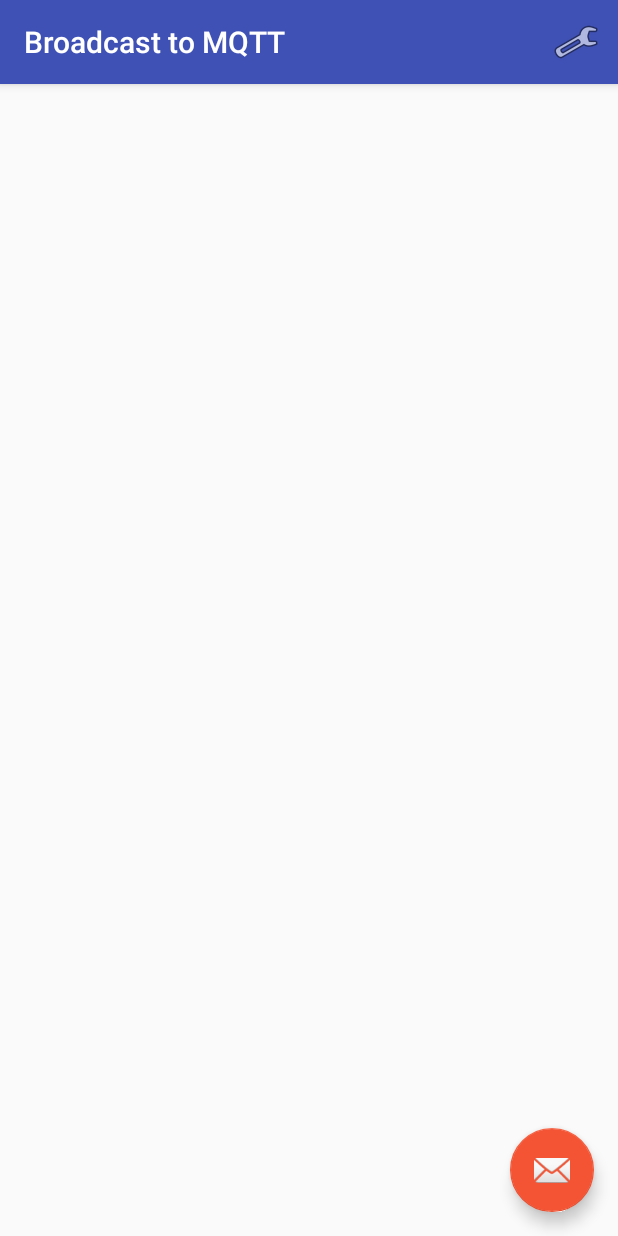
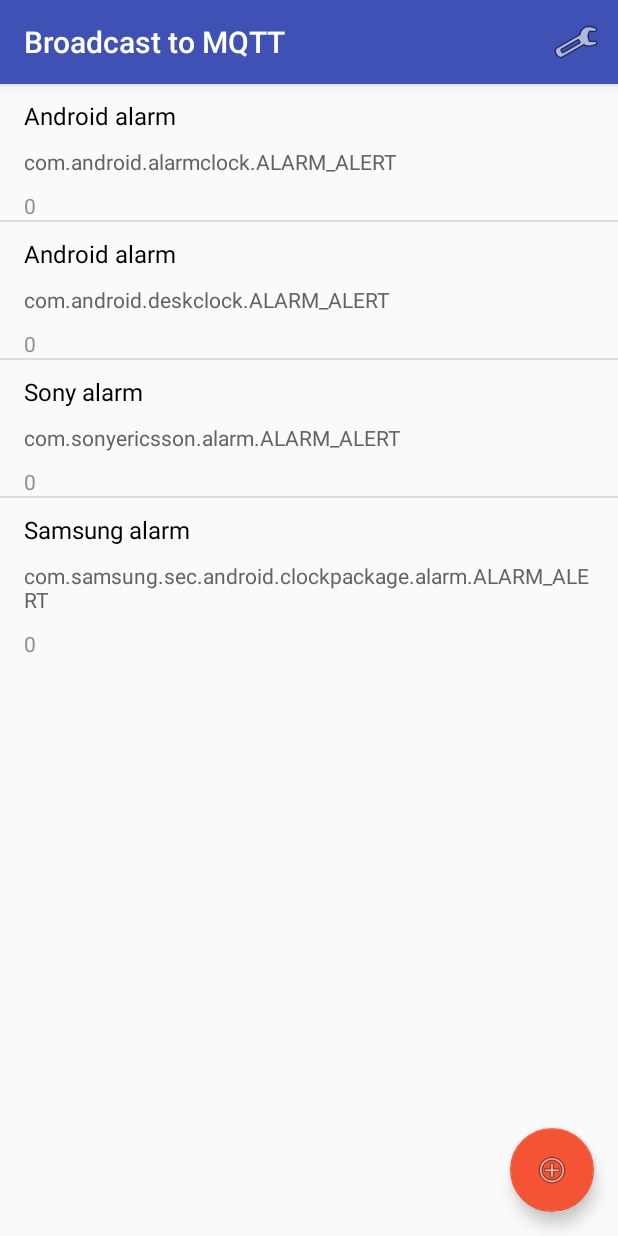
Before and after one commit to pixento/broadcast-to-mqtt, an Android app: the screen it shows after launch (MainActivity), on a phone screen of 412 x 824 dp. Run offline under Robolectric (Android 15) with nearby library versions, the phone set to English and light mode, and no system bars; libraries missing offline, so code that uses them is left out: org.eclipse.paho; 9 statements that could not run were skipped.

Commit message:
Broadcastitems are saved to prefs, added BroadcastItem classes and ListView adapter, queue now uses JSONobjects.

```diff
--- a/app/build.gradle
+++ b/app/build.gradle
@@ -35,5 +35,6 @@ dependencies {
     compile 'com.android.support:design:25.3.1'
     compile 'org.eclipse.paho:org.eclipse.paho.client.mqttv3:1.1.0'
     compile 'org.eclipse.paho:org.eclipse.paho.android.service:1.1.1'
+    compile 'com.google.code.gson:gson:2.8.1'
     testCompile 'junit:junit:4.12'
 }
--- /dev/null
+++ b/app/src/main/java/pixento/nl/broadcasttomqtt/BroadcastItem.java
@@ -0,0 +1,19 @@
+package pixento.nl.broadcasttomqtt;
+
+import java.util.Date;
+
+/**
+ * Created by corniel on 30-8-2017.
+ */
+
+public class BroadcastItem {
+    public String action;
+    public String alias;
+    public Date last_executed;
+    public int count_executed;
+
+    BroadcastItem(String action, String alias) {
+        this.action = action;
+        this.alias = alias;
+    }
+}
--- /dev/null
+++ b/app/src/main/java/pixento/nl/broadcasttomqtt/BroadcastItemAdapter.java
@@ -0,0 +1,85 @@
+package pixento.nl.broadcasttomqtt;
+
+import android.content.Context;
+import android.view.LayoutInflater;
+import android.view.View;
+import android.view.ViewGroup;
+import android.widget.BaseAdapter;
+import android.widget.TextView;
+
+/**
+ * Created by corniel on 30-8-2017.
+ */
+
+public class BroadcastItemAdapter extends BaseAdapter {
+    private final Context context;
+    private final BroadcastItemList items;
+
+    BroadcastItemAdapter(Context context, BroadcastItemList items) {
+        this.context = context;
+        this.items = items;
+    }
+
+    @Override
+    public int getCount() {
+        return this.items.size();
+    }
+
+    @Override
+    public Object getItem(int i) {
+        return items.get(i);
+    }
+
+    @Override
+    public long getItemId(int i) {
+        return i;
+    }
+
+    @Override
+    public View getView(int i, View convertView, ViewGroup parent) {
+        BroadcastItem item = (BroadcastItem) this.getItem(i);
+        ViewHolder viewHolder;
+
+        //LayoutInflater inflater = (LayoutInflater) context.getSystemService(Context.LAYOUT_INFLATER_SERVICE);
+
+        // Check if we are reuing an existing view, otherwise inflate new view
+        if (convertView == null) {
+            viewHolder = new ViewHolder();
+            LayoutInflater inflater = LayoutInflater.from(context);
+            convertView = inflater.inflate(R.layout.broadcast_list_item, parent, false);
+
+            // Find the textviews
+            viewHolder.aliasView = (TextView) convertView.findViewById(R.id.bc_alias);
+            viewHolder.actionView = (TextView) convertView.findViewById(R.id.intent_action);
+            viewHolder.countView = (TextView) convertView.findViewById(R.id.count);
+            viewHolder.dateView = (TextView) convertView.findViewById(R.id.last_time);
+
+            // Set the holder into the convertView
+            convertView.setTag(viewHolder);
+        }
+        else {
+            // Recycle existing view
+            viewHolder = (ViewHolder) convertView.getTag();
+        }
+
+        // Set the text views content
+        viewHolder.aliasView.setText(item.alias);
+        viewHolder.actionView.setText(item.action);
+        viewHolder.countView.setText(Integer.toString(item.count_executed));
+
+        String date = "";
+        if(item.last_executed != null) {
+            date = item.last_executed.toString();
+        }
+        viewHolder.dateView.setText(date);
+
+        return convertView;
+    }
+
+    static class ViewHolder {
+        TextView aliasView;
+        TextView actionView;
+        TextView countView;
+        TextView dateView;
+    }
+}
--- /dev/null
+++ b/app/src/main/java/pixento/nl/broadcasttomqtt/BroadcastItemList.java
@@ -0,0 +1,54 @@
+package pixento.nl.broadcasttomqtt;
+
+import com.google.gson.Gson;
+import com.google.gson.JsonSyntaxException;
+
+import java.util.ArrayList;
+import java.util.HashSet;
+import java.util.Set;
+
+/**
+ * Created by corniel on 30-8-2017.
+ */
+
+public class BroadcastItemList extends ArrayList<BroadcastItem> {
+
+    public BroadcastItemList() {
+
+    }
+
+    BroadcastItemList(Set<String> jsonItems) {
+        Gson gson = new Gson();
+
+        for (String jsonItem : jsonItems) {
+            try {
+                BroadcastItem bcItem = gson.fromJson(jsonItem, BroadcastItem.class);
+                this.add(bcItem);
+            } catch (JsonSyntaxException e) {
+                // Do not add invalid json objects
+                // Probably jsonItem is a string with only the action, convert...
+                this.add(new BroadcastItem(jsonItem, jsonItem));
+            }
+        }
+    }
+
+    public Set<String> toStringSet() {
+        Gson gson = new Gson();
+        Set<String> bcItems = new HashSet<>();
+
+        for (BroadcastItem broadcastItem : this) {
+            bcItems.add(gson.toJson(broadcastItem));
+        }
+
+        return bcItems;
+    }
+
+    public BroadcastItem search(String action) {
+        for (BroadcastItem broadcastItem : this) {
+            if(broadcastItem.action.equals(action)) {
+                return broadcastItem;
+            }
+        }
+        return null;
+    }
+}
--- a/app/src/main/java/pixento/nl/broadcasttomqtt/MainActivity.java
+++ b/app/src/main/java/pixento/nl/broadcasttomqtt/MainActivity.java
@@ -8,15 +8,22 @@ import android.support.design.widget.FloatingActionButton;
 import android.support.design.widget.Snackbar;
 import android.support.v7.app.AppCompatActivity;
 import android.support.v7.widget.Toolbar;
-import android.view.View;
 import android.view.Menu;
 import android.view.MenuItem;
-import android.widget.TextView;
+import android.view.View;
+import android.widget.ListView;
+
+import java.util.HashSet;
+import java.util.Set;
 
 public class MainActivity extends AppCompatActivity {
 
     private MqttConnection connection;
+    private ListView bcListView;
     private int i = 0;
+
+    private static final String TAG = "MainActivity";
+    static final String bcPrefsKey = "broadcast_items";
 
     @Override
     protected void onCreate(Bundle savedInstanceState) {
@@ -25,28 +32,51 @@ public class MainActivity extends AppCompatActivity {
         Toolbar toolbar = (Toolbar) findViewById(R.id.toolbar);
         setSupportActionBar(toolbar);
 
+        // Get the preferences for the list of broadcasts to listen for
+        SharedPreferences prefs = PreferenceManager.getDefaultSharedPreferences(this);
+
+        // No broadcasts set yet, this is the first run of the app!
+        if(!prefs.contains(bcPrefsKey)) {
+            // Add some default broadcasts to the config as example
+            BroadcastItemList defaultBroadcastItems = new BroadcastItemList();
+            defaultBroadcastItems.add(new BroadcastItem("com.sonyericsson.alarm.ALARM_ALERT", "Sony alarm"));
+            defaultBroadcastItems.add(new BroadcastItem("com.android.deskclock.ALARM_ALERT", "Android alarm"));
+            defaultBroadcastItems.add(new BroadcastItem("com.android.alarmclock.ALARM_ALERT", "Android alarm"));
+            defaultBroadcastItems.add(new BroadcastItem("com.samsung.sec.android.clockpackage.alarm.ALARM_ALERT", "Samsung alarm"));
+
+            SharedPreferences.Editor editor = prefs.edit();
+            editor.putStringSet(bcPrefsKey, defaultBroadcastItems.toStringSet());
+            editor.commit();
+        }
+
+        // Make sure a device id is set
+        if(!prefs.contains("pref_device_id")) {
+            SharedPreferences.Editor editor = prefs.edit();
+            editor.putString("pref_device_id", MqttConnection.getDefaultDeviceId());
+            editor.commit();
+        }
+
+        // Get the broadcast items from preference manager
+        Set<String> bcItemsSet = prefs.getStringSet(bcPrefsKey, new HashSet<String>());
+        BroadcastItemList bcItems = new BroadcastItemList(bcItemsSet);
+
+        // Create the listview
+        bcListView = (ListView) findViewById(R.id.broadcast_list);
+        BroadcastItemAdapter adapter = new BroadcastItemAdapter(this.getApplicationContext(), bcItems);
+        bcListView.setAdapter(adapter);
 
         FloatingActionButton fab = (FloatingActionButton) findViewById(R.id.fab);
         fab.setOnClickListener(new View.OnClickListener() {
             @Override
             public void onClick(View view) {
-                connection.enqueue("Hello World!! "+ i++);
-                Snackbar.make(view, "Sending message", Snackbar.LENGTH_LONG).setAction("Action", null).show();
+                Snackbar.make(view, "ToDo :-D", Snackbar.LENGTH_LONG).setAction("Action", null).show();
             }
         });
 
-        SharedPreferences prefs = PreferenceManager.getDefaultSharedPreferences(this);
-        TextView testText = (TextView)findViewById(R.id.main_text);
-        testText.setText(prefs.getString("pref_host", ""));
+        // Instantiate the MQTT connection
+        connection = MqttConnection.getInstance(this.getApplicationContext());
 
-        connection = MqttConnection.getInstance(this.getApplicationContext());
-        connection.enqueue("Hello World!! p"+ i++);
-        connection.enqueue("Hello World!! p"+ i++);
-        connection.enqueue("Hello World!! p"+ i++);
-        connection.enqueue("Hello World!! p"+ i++);
-        connection.enqueue("Hello World!! p"+ i++);
-
-        // Start the service
+        // Start the service which registers the broadcastreceiver
         Intent serviceIntent = new Intent(this, MqttBroadcastService.class);
         startService(serviceIntent);
     }
--- a/app/src/main/java/pixento/nl/broadcasttomqtt/MqttBroadcastService.java
+++ b/app/src/main/java/pixento/nl/broadcasttomqtt/MqttBroadcastService.java
@@ -4,8 +4,12 @@ import android.app.Service;
 import android.content.BroadcastReceiver;
 import android.content.Intent;
 import android.content.IntentFilter;
+import android.content.SharedPreferences;
 import android.os.IBinder;
+import android.preference.PreferenceManager;
 import android.util.Log;
+
+import java.util.HashSet;
 
 /**
  * The MqttBroadcastService runs in the background and makes sure that the dynamically registered
@@ -30,11 +34,17 @@ public class MqttBroadcastService extends Service {
     public void onCreate() {
         super.onCreate();
 
-        // Create the intent filters
+        // Get the broadcasts from prefs
+        SharedPreferences prefs = PreferenceManager.getDefaultSharedPreferences(this);
+        BroadcastItemList bcItems = new BroadcastItemList(
+            prefs.getStringSet(MainActivity.bcPrefsKey, new HashSet<String>())
+        );
+
+        // Create the intent filters from the set of bc's from the prefs
         IntentFilter filter = new IntentFilter();
-        filter.addAction("com.sonyericsson.alarm.ALARM_ALERT");
-        filter.addAction("com.android.deskclock.ALARM_ALERT");
-        filter.addAction("com.android.alarmclock.ALARM_ALERT");
+        for (BroadcastItem item : bcItems) {
+            filter.addAction(item.action);
+        }
 
         // Register the BroadcastReceiver
         broadcastReceiver = new SubBroadcastReceiver();
--- a/app/src/main/java/pixento/nl/broadcasttomqtt/MqttConnection.java
+++ b/app/src/main/java/pixento/nl/broadcasttomqtt/MqttConnection.java
@@ -3,6 +3,7 @@ package pixento.nl.broadcasttomqtt;
 import android.content.Context;
 import android.content.SharedPreferences;
 import android.preference.PreferenceManager;
+import android.text.TextUtils;
 import android.util.Log;
 
 import org.eclipse.paho.android.service.MqttAndroidClient;
@@ -14,6 +15,8 @@ import org.eclipse.paho.client.mqttv3.MqttCallbackExtended;
 import org.eclipse.paho.client.mqttv3.MqttConnectOptions;
 import org.eclipse.paho.client.mqttv3.MqttException;
 import org.eclipse.paho.client.mqttv3.MqttMessage;
+import org.json.JSONException;
+import org.json.JSONObject;
 
 import java.util.LinkedList;
 import java.util.ListIterator;
@@ -28,29 +31,39 @@ public class MqttConnection {
     private static MqttConnection instance = null;
     private MqttAndroidClient mqttAndroidClient;
     private SharedPreferences prefs;
-    private LinkedList<BroadcastMessage> queue = new LinkedList<BroadcastMessage>();
+    private LinkedList<JSONObject> queue = new LinkedList<>();
 
     private String serverUri;
-    // private final String clientId = "BroadcastToMQTTAndroid";
+    private static final String TAG = "MqttConnection";
     private final String clientId = "BroadcastToMQTTAndroid";
-    private String publishTopic = "android/broadcast";
-    private static final String TAG = "MqttConnection";
 
-    public static MqttConnection getInstance(Context context) {
+    private String basePublishTopic = "android/broadcast";
+    private String publishTopic;
+    private String username;
+    private String password;
+
+    static MqttConnection getInstance() {
+        if (instance != null) {
+            return instance;
+        }
+        return null;
+    }
+
+    static MqttConnection getInstance(Context context) {
         if (instance == null) {
             instance = new MqttConnection(context);
         }
         return instance;
     }
 
+    public static String getDefaultDeviceId() {
+        return android.os.Build.MODEL.replaceAll("(\\s+)", "-").toLowerCase();
+    }
+
     private MqttConnection(Context context) {
-        prefs = PreferenceManager.getDefaultSharedPreferences(context);
-        String server = prefs.getString("pref_host", "");
-        String port = prefs.getString("pref_port", "1883");
-        serverUri = "tcp://" + server + ":" + port;
-
+        // Get the server uri etc from prefs, and enqueue first event
+        this.updatePreferences(context);
         this.enqueue("pixento.nl.broadcasttomqtt.START");
-
 
         // Create the MQTT client and set the callback class
         mqttAndroidClient = new MqttAndroidClient(context, serverUri, clientId);
@@ -89,13 +102,40 @@ public class MqttConnection {
         this.connect();
     }
 
+    void updatePreferences(Context context) {
+        Log.v(TAG, "Getting the updated preferences");
+
+        if(context != null) {
+            prefs = PreferenceManager.getDefaultSharedPreferences(context);
+        }
+
+        // Get the preferences needed
+        String server = prefs.getString("pref_host", "");
+        String port = prefs.getString("pref_port", "1883");
+        String deviceid = prefs.getString("pref_device_id", MqttConnection.getDefaultDeviceId());
+
+        // Set the topic and server uri
+        publishTopic = TextUtils.join("/", new String[] {basePublishTopic, deviceid});
+        serverUri = "tcp://" + server + ":" + port;
+
+        // Get the username and password
+        username = prefs.getString("pref_username", "");
+        password = prefs.getString("pref_password", "");
+
+        // Disconnect, and try to publish all messages, in case the credentials/server settings
+        // were wrong
+        if(this.isInstantiated()) {
+            if(this.isConnected()) {
+                this.disconnect();
+            }
+            this.publishAll();
+        }
+    }
+
     /**
      * Connect to the configured MQTT server
      */
-    public void connect() {
-        String username = prefs.getString("pref_username", "");
-        String password = prefs.getString("pref_password", "");
-
+    void connect() {
         MqttConnectOptions mqttConnectOptions = new MqttConnectOptions();
         //mqttConnectOptions.setAutomaticReconnect(true);
         mqttConnectOptions.setKeepAliveInterval(10);
@@ -134,21 +174,31 @@ public class MqttConnection {
         }
     }
 
-    public boolean isConnected() {
+    boolean isConnected() {
         return mqttAndroidClient != null && mqttAndroidClient.isConnected();
     }
 
-    public boolean isInstantiated() {
+    boolean isInstantiated() {
         return mqttAndroidClient != null;
     }
 
-
-    public void enqueue(String message) {
-        queue.add(new BroadcastMessage(message));
+    void enqueue(JSONObject json) {
+        queue.add(json);
         this.publishAll();
     }
 
-    public void disconnect() {
+    void enqueue(String message) {
+        JSONObject payload = new JSONObject();
+        try {
+            payload.put("action", message);
+        } catch (JSONException e) {
+            e.printStackTrace();
+        }
+
+        this.enqueue(payload);
+    }
+
+    void disconnect() {
         try {
             mqttAndroidClient.disconnect();
             Log.i(TAG, "Disconnected MQTT client");
@@ -160,20 +210,20 @@ public class MqttConnection {
 
     private void publishAll() {
         // Wait for instantiation
-        if(!this.isInstantiated()) {
+        if (!this.isInstantiated()) {
             return;
         }
 
         // Connect if disconnected, and return, this function will be called again after connection.
-        if(!this.isConnected() && this.isInstantiated()) {
+        if (!this.isConnected() && this.isInstantiated()) {
             this.connect();
             return;
         }
 
         // Walk through the queue and publish all messages
-        ListIterator<BroadcastMessage> queueIterator = queue.listIterator();
-        while(queueIterator.hasNext()) {
-            if(this.publish(queueIterator.next())) {
+        ListIterator<JSONObject> queueIterator = queue.listIterator();
+        while (queueIterator.hasNext()) {
+            if (this.publish(queueIterator.next())) {
                 queueIterator.remove();
             }
         }
@@ -182,17 +232,17 @@ public class MqttConnection {
         this.disconnect();
     }
 
-    private boolean publish(BroadcastMessage message) {
+    private boolean publish(JSONObject message) {
         try {
             // Create the MQTT message, and publish!
             MqttMessage mqttMessage = new MqttMessage();
-            mqttMessage.setPayload(message.event.getBytes());
+            mqttMessage.setPayload(message.toString().getBytes());
             mqttMessage.setQos(1);
 
             mqttAndroidClient.publish(publishTopic, mqttMessage);
 
             // Some nice logging, yeah!
-            Log.i(TAG, "Message Published: "+ message.toString());
+            Log.i(TAG, "Message Published: " + message.toString());
             if (!this.isConnected()) {
                 Log.i(TAG, mqttAndroidClient.getBufferedMessageCount() + " messages in buffer.");
             }
@@ -207,26 +257,4 @@ public class MqttConnection {
             return false;
         }
     }
-
-
-    private class BroadcastMessage {
-        String event;
-        String payload;  // Not used for now, to add broadcast extra's in future
-
-
-        BroadcastMessage(String event, String payload) {
-            this.event = event;
-            this.payload = payload;
-        }
-
-        BroadcastMessage(String event) {
-            this.event = event;
-            this.payload = "";
-        }
-
-        @Override
-        public String toString() {
-            return "<" + event + ", " + payload + ">";
-        }
-    }
 }
--- a/app/src/main/java/pixento/nl/broadcasttomqtt/SettingsFragment.java
+++ b/app/src/main/java/pixento/nl/broadcasttomqtt/SettingsFragment.java
@@ -18,4 +18,15 @@ public class SettingsFragment extends PreferenceFragment {
         addPreferencesFromResource(R.xml.preferences);
 
     }
+
+    @Override
+    public void onPause() {
+        super.onPause();
+
+        // When the user leaves the settings screen, update the prefs of MqttConnection
+        MqttConnection mqttConnection = MqttConnection.getInstance();
+        if(mqttConnection != null) {
+            mqttConnection.updatePreferences(getActivity().getApplicationContext());
+        }
+    }
 }
--- a/app/src/main/java/pixento/nl/broadcasttomqtt/SubBroadcastReceiver.java
+++ b/app/src/main/java/pixento/nl/broadcasttomqtt/SubBroadcastReceiver.java
@@ -3,7 +3,19 @@ package pixento.nl.broadcasttomqtt;
 import android.content.BroadcastReceiver;
 import android.content.Context;
 import android.content.Intent;
+import android.content.SharedPreferences;
+import android.os.Bundle;
+import android.preference.PreferenceManager;
 import android.util.Log;
+
+import org.json.JSONException;
+import org.json.JSONObject;
+
+import java.util.Date;
+import java.util.HashSet;
+import java.util.Set;
+
+import static pixento.nl.broadcasttomqtt.MainActivity.bcPrefsKey;
 
 /**
  * The BroadcastReceiver for all broadcasts we're subscribed to.
@@ -17,10 +29,46 @@ public class SubBroadcastReceiver extends BroadcastReceiver {
     public void onReceive(Context context, Intent intent) {
         // Get the action
         String action = intent.getAction();
-        Log.v(TAG, "Receveid bc: "+ action);
+        Bundle extras = intent.getExtras();
+
+        // Get the preferences manager
+        SharedPreferences prefs = PreferenceManager.getDefaultSharedPreferences(context);
+
+        // Get the broadcast items from preference manager
+        Set<String> bcItemsSet = prefs.getStringSet(bcPrefsKey, new HashSet<String>());
+        BroadcastItemList bcItems = new BroadcastItemList(bcItemsSet);
+
+        // Find the broadcast item of the current intent, and get a reference
+        BroadcastItem current = bcItems.search(action);
+        current.count_executed++;
+        current.last_executed = new Date();
+
+        // Save the edited list
+        SharedPreferences.Editor editor = prefs.edit();
+        editor.putStringSet(bcPrefsKey, bcItems.toStringSet());
+        editor.commit();
+
+        Log.v(TAG, "Receveid bc: " + action);
+
+        // Create a JSON object with all data from the intent
+        JSONObject payload = new JSONObject();
+        try {
+            // Add the action and alias
+            payload.put("action", action);
+            payload.put("alias", current.alias);
+
+            // if no extras have been added to the intent, extras = null
+            if(extras != null) {
+                for (String key : extras.keySet()) {
+                    payload.put(key, extras.get(key));
+                }
+            }
+        } catch (JSONException e) {
+            e.printStackTrace();
+        }
 
         // Get the MqttConnection instance and enqueue the message
         MqttConnection connection = MqttConnection.getInstance(context);
-        connection.enqueue(action);
+        connection.enqueue(payload);
     }
 }
--- a/app/src/main/res/layout/activity_main.xml
+++ b/app/src/main/res/layout/activity_main.xml
@@ -28,6 +28,6 @@
         android:layout_height="wrap_content"
         android:layout_gravity="bottom|end"
         android:layout_margin="@dimen/fab_margin"
-        app:srcCompat="@android:drawable/ic_dialog_email" />
+        app:srcCompat="@android:drawable/ic_menu_add"/>
 
 </android.support.design.widget.CoordinatorLayout>
--- /dev/null
+++ b/app/src/main/res/layout/broadcast_list_item.xml
@@ -0,0 +1,55 @@
+<?xml version="1.0" encoding="utf-8"?>
+<LinearLayout xmlns:android="http://schemas.android.com/apk/res/android"
+              android:layout_width="match_parent"
+              android:layout_height="match_parent"
+              android:layout_marginBottom="?attr/listPreferredItemPaddingLeft"
+              android:orientation="vertical">
+
+
+    <TextView
+        android:id="@+id/bc_alias"
+        android:layout_width="match_parent"
+        android:layout_height="wrap_content"
+        android:paddingEnd="16dp"
+        android:paddingStart="16dp"
+        android:paddingTop="10dp"
+        android:textColor="#000000"
+        android:text="A sample alias"
+        android:textAppearance="@style/TextAppearance.AppCompat.Subhead"/>
+
+    <TextView
+        android:id="@+id/intent_action"
+        android:layout_width="match_parent"
+        android:layout_height="wrap_content"
+        android:paddingBottom="10dp"
+        android:paddingEnd="16dp"
+        android:paddingStart="16dp"
+        android:paddingTop="10dp"
+        android:textColor="#636363"
+        android:text="nl.pixento.ACTION"
+        android:textAppearance="@style/TextAppearance.AppCompat.Small"
+        />
+
+    <LinearLayout
+        android:layout_width="match_parent"
+        android:layout_height="match_parent"
+        android:orientation="horizontal">
+
+        <TextView
+            android:id="@+id/count"
+            android:layout_width="wrap_content"
+            android:layout_height="wrap_content"
+            android:paddingStart="16dp"
+            android:paddingEnd="16dp"
+            android:text="TextView"/>
+
+        <TextView
+            android:id="@+id/last_time"
+            android:layout_width="match_parent"
+            android:layout_height="wrap_content"
+            android:paddingStart="16dp"
+            android:paddingEnd="16dp"
+            android:text="TextView"/>
+    </LinearLayout>
+
+</LinearLayout>
--- a/app/src/main/res/layout/content_main.xml
+++ b/app/src/main/res/layout/content_main.xml
@@ -8,14 +8,9 @@
     tools:context="pixento.nl.broadcasttomqtt.MainActivity"
     tools:showIn="@layout/activity_main">
 
-    <TextView
-        android:id="@+id/main_text"
-        android:layout_width="wrap_content"
-        android:layout_height="wrap_content"
-        android:text="Hello World!"
-        app:layout_constraintBottom_toBottomOf="parent"
-        app:layout_constraintLeft_toLeftOf="parent"
-        app:layout_constraintRight_toRightOf="parent"
-        app:layout_constraintTop_toTopOf="parent"/>
+    <ListView
+        android:id="@+id/broadcast_list"
+        android:layout_width="match_parent"
+        android:layout_height="wrap_content"/>
 
 </android.support.constraint.ConstraintLayout>
```
Also changed, not shown: 1 other file.
